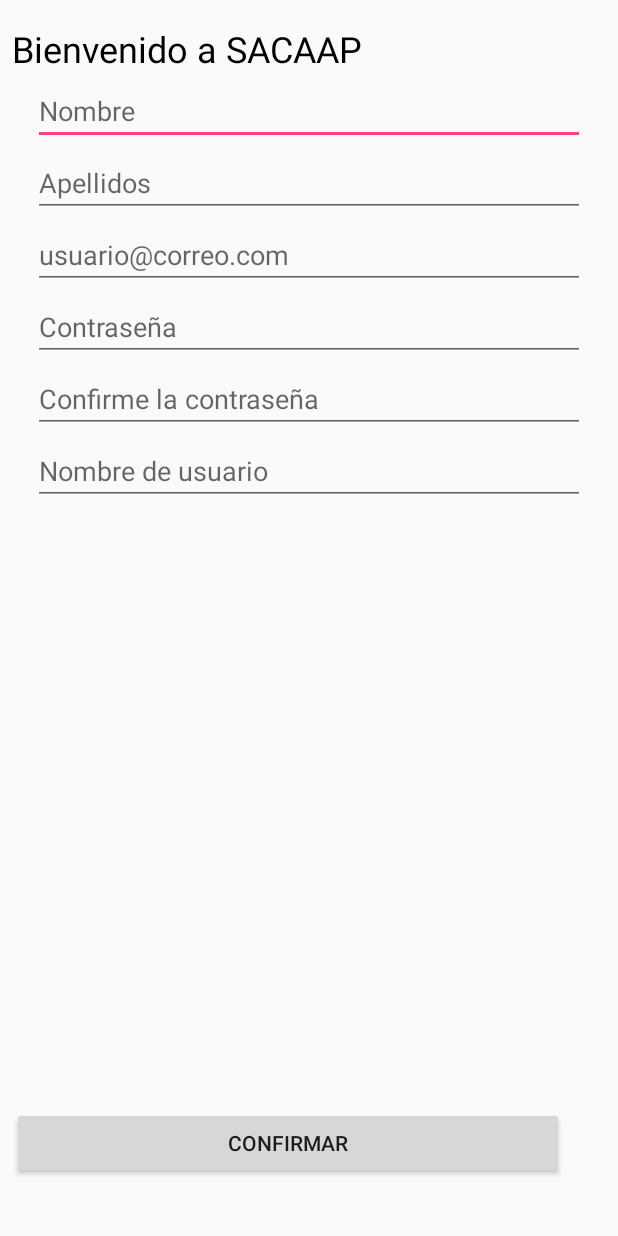
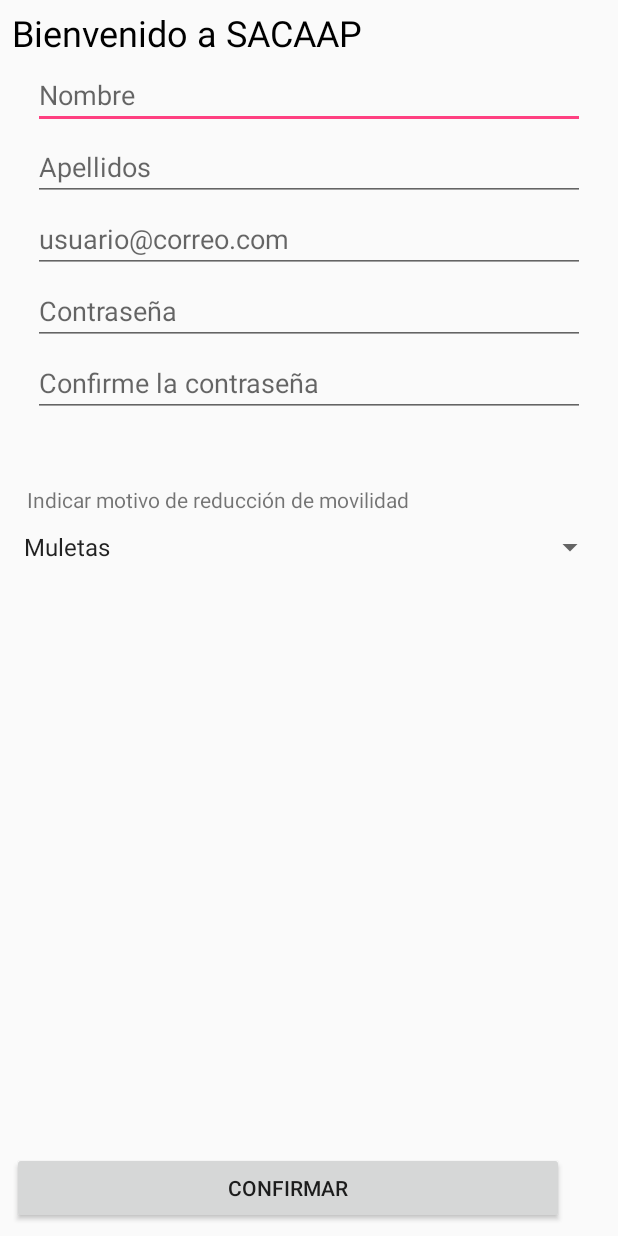
Before and after one commit to jmhidalgon/Smart-Accesibility-City-App, an Android app: the UserRegisterActivity screen opened directly, with no data from a screen before it, after a tap on "CONFIRMAR", on a phone screen of 412 x 824 dp. Run offline under Robolectric (Android 15) with nearby library versions, the phone set to English and light mode, and no system bars; 1 statement that could not run was skipped.

Commit message:
Añadido indicación de tipo de movilidad reducida para el usuario

```diff
--- a/Smart Accesibility City App/app/src/main/java/sacapp/android/jmhidalgo/smartaccesibilitycityapp/activitiy/LoginActivity.java
+++ b/Smart Accesibility City App/app/src/main/java/sacapp/android/jmhidalgo/smartaccesibilitycityapp/activitiy/LoginActivity.java
@@ -106,7 +106,6 @@ public class LoginActivity extends AppCompatActivity {
                                 if(user != null) {
                                     LoginActivity.this.user = user;
                                     if(getUserToken(user)) {
-                                        saveOnPreferences(editTextName.getText().toString(), editTextPass.getText().toString());
                                         Toast.makeText(LoginActivity.this, "Bienvenido " + LoginActivity.this.user.getName(), Toast.LENGTH_LONG).show();
                                     }
                                 } else {
@@ -153,6 +152,7 @@ public class LoginActivity extends AppCompatActivity {
         if (!TextUtils.isEmpty(email) && !TextUtils.isEmpty(password)) {
             editTextName.setText(email);
             editTextPass.setText(password);
+            checkBoxRememberme.setChecked(true);
         }
     }
 
@@ -214,6 +214,7 @@ public class LoginActivity extends AppCompatActivity {
     }
 
     public void startMainActivity(){
+        saveOnPreferences(editTextName.getText().toString(), editTextPass.getText().toString());
         Intent intentMainActivity = new Intent(LoginActivity.this, MainActivity.class);
         intentMainActivity.putExtra("token", token);
         intentMainActivity.setFlags(Intent.FLAG_ACTIVITY_NEW_TASK | Intent.FLAG_ACTIVITY_CLEAR_TASK);
--- a/Smart Accesibility City App/app/src/main/java/sacapp/android/jmhidalgo/smartaccesibilitycityapp/activitiy/MainActivity.java
+++ b/Smart Accesibility City App/app/src/main/java/sacapp/android/jmhidalgo/smartaccesibilitycityapp/activitiy/MainActivity.java
@@ -24,9 +24,9 @@ public class MainActivity extends AppCompatActivity {
 
 
         TabLayout tabLayout = (TabLayout) findViewById(R.id.tabLayout);
-        tabLayout.addTab(tabLayout.newTab().setText("Tab 1"));
-        tabLayout.addTab(tabLayout.newTab().setText("Tab 2"));
-        tabLayout.addTab(tabLayout.newTab().setText("Tab 3"));
+        tabLayout.addTab(tabLayout.newTab().setText("Explorar"));
+        tabLayout.addTab(tabLayout.newTab().setText("Historial"));
+        tabLayout.addTab(tabLayout.newTab().setText("Configuración"));
 
 
         final ViewPager viewPager = (ViewPager) findViewById(R.id.viewPager);
--- a/Smart Accesibility City App/app/src/main/java/sacapp/android/jmhidalgo/smartaccesibilitycityapp/activitiy/UserRegisterActivity.java
+++ b/Smart Accesibility City App/app/src/main/java/sacapp/android/jmhidalgo/smartaccesibilitycityapp/activitiy/UserRegisterActivity.java
@@ -5,8 +5,10 @@ import android.content.Intent;
 import android.support.v7.app.AppCompatActivity;
 import android.os.Bundle;
 import android.view.View;
+import android.widget.ArrayAdapter;
 import android.widget.Button;
 import android.widget.EditText;
+import android.widget.Spinner;
 import android.widget.Toast;
 
 import retrofit2.Call;
@@ -25,6 +27,7 @@ public class UserRegisterActivity extends AppCompatActivity {
     private EditText editTextPassConfirmed;
     private EditText editTextEmail;
     private Button buttonAccept;
+    private Spinner spinnerReason;
 
     @Override
     protected void onCreate(Bundle savedInstanceState) {
@@ -37,7 +40,14 @@ public class UserRegisterActivity extends AppCompatActivity {
         editTextPassConfirmed = (EditText) findViewById(R.id.editTextPassConfirmed);
         editTextEmail = (EditText) findViewById(R.id.editTextEmail);
         buttonAccept = (Button) findViewById(R.id.buttonAccept);
+        spinnerReason = (Spinner) findViewById(R.id.spinnerReason);
 
+        ArrayAdapter<CharSequence> adapter = ArrayAdapter.createFromResource(this,
+                R.array.reduced_movility, android.R.layout.simple_spinner_item);
+        // Specify the layout to use when the list of choices appears
+        adapter.setDropDownViewResource(android.R.layout.simple_spinner_dropdown_item);
+        // Apply the adapter to the spinner
+        spinnerReason.setAdapter(adapter);
 
         buttonAccept.setOnClickListener(new View.OnClickListener() {
             @Override
@@ -47,6 +57,7 @@ public class UserRegisterActivity extends AppCompatActivity {
                 String pass1 = editTextPass.getText().toString();
                 String pass2 = editTextPassConfirmed.getText().toString();
                 String email = editTextEmail.getText().toString();
+                String reducedMovility = spinnerReason.getSelectedItem().toString();
 
                 if(!pass1.equals(pass2)){
                     Toast.makeText(UserRegisterActivity.this, "Las contraseñas no coinciden", Toast.LENGTH_LONG).show();
@@ -54,7 +65,7 @@ public class UserRegisterActivity extends AppCompatActivity {
                     return ;
                 }
 
-                User user = new User("", name, surname, name, email, pass1, "ROLE_USER", "");
+                User user = new User("", name, surname, reducedMovility, email, pass1, "ROLE_USER", "");
 
                 UserService userService = API.getApi().create(UserService.class);
                 Call<User> userCall = userService.register(user);
--- a/Smart Accesibility City App/app/src/main/java/sacapp/android/jmhidalgo/smartaccesibilitycityapp/model/User.java
+++ b/Smart Accesibility City App/app/src/main/java/sacapp/android/jmhidalgo/smartaccesibilitycityapp/model/User.java
@@ -1,8 +1,6 @@
 package sacapp.android.jmhidalgo.smartaccesibilitycityapp.model;
 
 import com.google.gson.annotations.SerializedName;
-
-import java.util.Date;
 
 public class User {
     @SerializedName("_id")
@@ -11,8 +9,8 @@ public class User {
     private String name;
     @SerializedName("apellidos")
     private String surname;
-    @SerializedName("nombreUsuario")
-    private String username;
+    @SerializedName("tipoMovilidadReducida")
+    private String reduceMovility;
     @SerializedName("email")
     private String email;
     @SerializedName("pass")
@@ -23,11 +21,11 @@ public class User {
     private String image;
     private boolean gethash;
 
-    public User(String id, String name, String surname, String username, String email, String pass, String rol, String image) {
+    public User(String id, String name, String surname, String reduceMovility, String email, String pass, String rol, String image) {
         this.id = id;
         this.name = name;
         this.surname = surname;
-        this.username = username;
+        this.reduceMovility = reduceMovility;
         this.email = email;
         this.pass = pass;
         this.rol = rol;
@@ -43,8 +41,8 @@ public class User {
         return surname;
     }
 
-    public String getUsername() {
-        return username;
+    public String getReduceMovility() {
+        return reduceMovility;
     }
 
     public String getEmail() {
@@ -87,8 +85,8 @@ public class User {
         this.gethash = gethash;
     }
 
-    public void setUsername(String username) {
-        this.username = username;
+    public void setReduceMovility(String reduceMovility) {
+        this.reduceMovility = reduceMovility;
     }
 
     public void setEmail(String email) {
--- a/Smart Accesibility City App/app/src/main/res/layout/activity_user_register.xml
+++ b/Smart Accesibility City App/app/src/main/res/layout/activity_user_register.xml
@@ -14,7 +14,7 @@
         android:layout_marginLeft="8dp"
         android:layout_marginRight="8dp"
         android:layout_marginStart="8dp"
-        android:layout_marginTop="16dp"
+        android:layout_marginTop="5dp"
         android:text="Bienvenido a SACAAP"
         android:textColor="@android:color/background_dark"
         android:textSize="24sp"
@@ -117,23 +117,31 @@
         app:layout_constraintHorizontal_bias="0.0"
         android:layout_marginStart="8dp"
         android:layout_marginEnd="8dp"
-        android:layout_marginTop="8dp"
-        app:layout_constraintTop_toBottomOf="@+id/editTextUserName"
-        app:layout_constraintVertical_bias="0.929" />
+        />
 
-    <EditText
-        android:id="@+id/editTextUserName"
-        android:layout_width="368dp"
-        android:layout_height="40dp"
-        android:layout_marginTop="8dp"
-        android:ems="10"
-        android:hint="Nombre de usuario"
-        android:inputType="textPersonName"
-        android:text=""
-        app:layout_constraintTop_toBottomOf="@+id/editTextPassConfirmed"
+    <Spinner
+        android:id="@+id/spinnerReason"
+        android:layout_width="0dp"
+        android:layout_height="wrap_content"
+        android:layout_marginLeft="8dp"
+        android:layout_marginRight="8dp"
+        android:layout_marginTop="10dp"
+        app:layout_constraintLeft_toLeftOf="parent"
+        app:layout_constraintRight_toRightOf="parent"
+        app:layout_constraintTop_toBottomOf="@+id/textView2"
+        app:layout_constraintHorizontal_bias="0.0"/>
+
+    <TextView
+        android:id="@+id/textView2"
+        android:layout_width="wrap_content"
+        android:layout_height="wrap_content"
+        android:text="Indicar motivo de reducción de movilidad"
         android:layout_marginRight="8dp"
         app:layout_constraintRight_toRightOf="parent"
         android:layout_marginLeft="8dp"
-        app:layout_constraintLeft_toLeftOf="parent" />
+        app:layout_constraintLeft_toLeftOf="parent"
+        app:layout_constraintHorizontal_bias="0.072"
+        android:layout_marginTop="45dp"
+        app:layout_constraintTop_toBottomOf="@+id/editTextPassConfirmed"/>
 
 </android.support.constraint.ConstraintLayout>
--- /dev/null
+++ b/Smart Accesibility City App/app/src/main/res/values/ReducedMobility.xml
@@ -0,0 +1,11 @@
+<?xml version="1.0" encoding="utf-8"?>
+<resources>
+    <string-array name="reduced_movility">
+        <item>Muletas</item>
+        <item>Bastón</item>
+        <item>Silla de ruedas</item>
+        <item>Silla de ruedas eléctrica</item>
+        <item>Andador</item>
+        <item>Protesis en un miembro inferior</item>
+    </string-array>
+</resources>
```
Also changed, not shown: Smart Accesibility City App/app/src/main/java/sacapp/android/jmhidalgo/smartaccesibilitycityapp/accessdb/API.java (+3 -5 lines), Smart Accesibility City App/app/src/main/java/sacapp/android/jmhidalgo/smartaccesibilitycityapp/fragment/MapFragment.java (+8 -2 lines), 267 other files.
